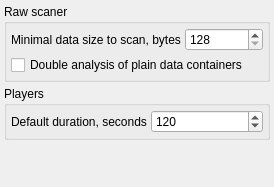
First picture: the form in apps/zxtune-qt/ui/preferences/plugins.ui, repository vitamin-caig/zxtune, before the edit.
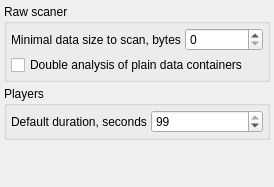
Second picture: the form after the edit.

The edit to the form file:
```diff
--- a/apps/zxtune-qt/ui/preferences/plugins.ui
+++ b/apps/zxtune-qt/ui/preferences/plugins.ui
@@ -54,14 +54,7 @@
          </widget>
         </item>
         <item>
-         <widget class="QSpinBox" name="rawMinSizeValue">
-          <property name="minimum">
-           <number>128</number>
-          </property>
-          <property name="maximum">
-           <number>1024</number>
-          </property>
-         </widget>
+         <widget class="QSpinBox" name="rawMinSizeValue"/>
         </item>
        </layout>
       </item>
@@ -113,12 +106,6 @@
         </item>
         <item>
          <widget class="QSpinBox" name="defaultDurationValue">
-          <property name="minimum">
-           <number>30</number>
-          </property>
-          <property name="maximum">
-           <number>600</number>
-          </property>
           <property name="value">
            <number>120</number>
           </property>
```
